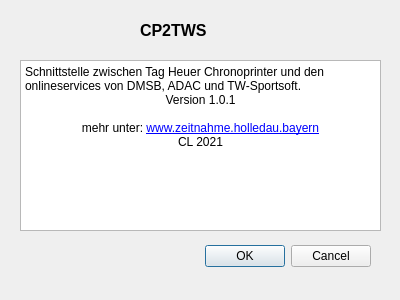
The window that ueberdialog.ui (farbtoaster/CP2TWS) describes before a commit, drawn with Qt 5.
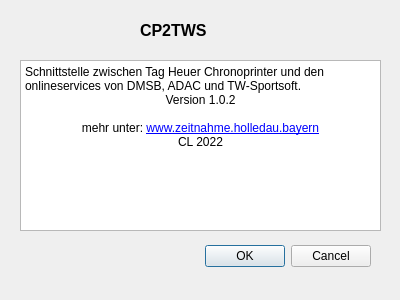
The same window after the commit.

```diff
--- a/ueberdialog.ui
+++ b/ueberdialog.ui
@@ -40,14 +40,14 @@
    </property>
    <property name="html">
     <string>&lt;!DOCTYPE HTML PUBLIC &quot;-//W3C//DTD HTML 4.0//EN&quot; &quot;http://www.w3.org/TR/REC-html40/strict.dtd&quot;&gt;
-&lt;html&gt;&lt;head&gt;&lt;meta name=&quot;qrichtext&quot; content=&quot;1&quot; /&gt;&lt;style type=&quot;text/css&quot;&gt;
+&lt;html&gt;&lt;head&gt;&lt;meta name=&quot;qrichtext&quot; content=&quot;1&quot; /&gt;&lt;meta charset=&quot;utf-8&quot; /&gt;&lt;style type=&quot;text/css&quot;&gt;
 p, li { white-space: pre-wrap; }
-&lt;/style&gt;&lt;/head&gt;&lt;body style=&quot; font-family:'MS Shell Dlg 2'; font-size:7.8pt; font-weight:400; font-style:normal;&quot;&gt;
-&lt;p style=&quot; margin-top:0px; margin-bottom:0px; margin-left:0px; margin-right:0px; -qt-block-indent:0; text-indent:0px;&quot;&gt;&lt;span style=&quot; font-family:'Segoe UI'; font-size:9pt;&quot;&gt;Schnittstelle zwischen Tag Heuer Chronoprinter und den onlineservices von DMSB, ADAC und TW-Sportsoft.&lt;/span&gt;&lt;/p&gt;
-&lt;p align=&quot;center&quot; style=&quot; margin-top:0px; margin-bottom:0px; margin-left:0px; margin-right:0px; -qt-block-indent:0; text-indent:0px;&quot;&gt;&lt;span style=&quot; font-family:'Segoe UI'; font-size:9pt;&quot;&gt;Version 1.0.1&lt;/span&gt;&lt;/p&gt;
-&lt;p align=&quot;center&quot; style=&quot;-qt-paragraph-type:empty; margin-top:0px; margin-bottom:0px; margin-left:0px; margin-right:0px; -qt-block-indent:0; text-indent:0px; font-family:'Segoe UI'; font-size:9pt;&quot;&gt;&lt;br /&gt;&lt;/p&gt;
-&lt;p align=&quot;center&quot; style=&quot; margin-top:0px; margin-bottom:0px; margin-left:0px; margin-right:0px; -qt-block-indent:0; text-indent:0px;&quot;&gt;&lt;span style=&quot; font-family:'Segoe UI'; font-size:9pt;&quot;&gt;mehr unter: &lt;/span&gt;&lt;a href=&quot;http://www.zeitnahme.holledau.bayern&quot;&gt;&lt;span style=&quot; font-family:'Segoe UI'; font-size:9pt; text-decoration: underline; color:#0000ff;&quot;&gt;www.zeitnahme.holledau.bayern&lt;/span&gt;&lt;/a&gt;&lt;/p&gt;
-&lt;p align=&quot;center&quot; style=&quot; margin-top:0px; margin-bottom:0px; margin-left:0px; margin-right:0px; -qt-block-indent:0; text-indent:0px;&quot;&gt;&lt;span style=&quot; font-family:'Segoe UI'; font-size:9pt;&quot;&gt;CL 2021&lt;/span&gt;&lt;/p&gt;&lt;/body&gt;&lt;/html&gt;</string>
+&lt;/style&gt;&lt;/head&gt;&lt;body style=&quot; font-family:'Segoe UI'; font-size:9pt; font-weight:400; font-style:normal;&quot;&gt;
+&lt;p style=&quot; margin-top:0px; margin-bottom:0px; margin-left:0px; margin-right:0px; -qt-block-indent:0; text-indent:0px;&quot;&gt;Schnittstelle zwischen Tag Heuer Chronoprinter und den onlineservices von DMSB, ADAC und TW-Sportsoft.&lt;/p&gt;
+&lt;p align=&quot;center&quot; style=&quot; margin-top:0px; margin-bottom:0px; margin-left:0px; margin-right:0px; -qt-block-indent:0; text-indent:0px;&quot;&gt;Version 1.0.2&lt;/p&gt;
+&lt;p align=&quot;center&quot; style=&quot;-qt-paragraph-type:empty; margin-top:0px; margin-bottom:0px; margin-left:0px; margin-right:0px; -qt-block-indent:0; text-indent:0px;&quot;&gt;&lt;br /&gt;&lt;/p&gt;
+&lt;p align=&quot;center&quot; style=&quot; margin-top:0px; margin-bottom:0px; margin-left:0px; margin-right:0px; -qt-block-indent:0; text-indent:0px;&quot;&gt;mehr unter: &lt;a href=&quot;http://www.zeitnahme.holledau.bayern&quot;&gt;&lt;span style=&quot; text-decoration: underline; color:#0000ff;&quot;&gt;www.zeitnahme.holledau.bayern&lt;/span&gt;&lt;/a&gt;&lt;/p&gt;
+&lt;p align=&quot;center&quot; style=&quot; margin-top:0px; margin-bottom:0px; margin-left:0px; margin-right:0px; -qt-block-indent:0; text-indent:0px;&quot;&gt;CL 2022&lt;/p&gt;&lt;/body&gt;&lt;/html&gt;</string>
    </property>
    <property name="openExternalLinks">
     <bool>true</bool>
```
Left out of the diff: 1 changed line with no effect on the pictures.
